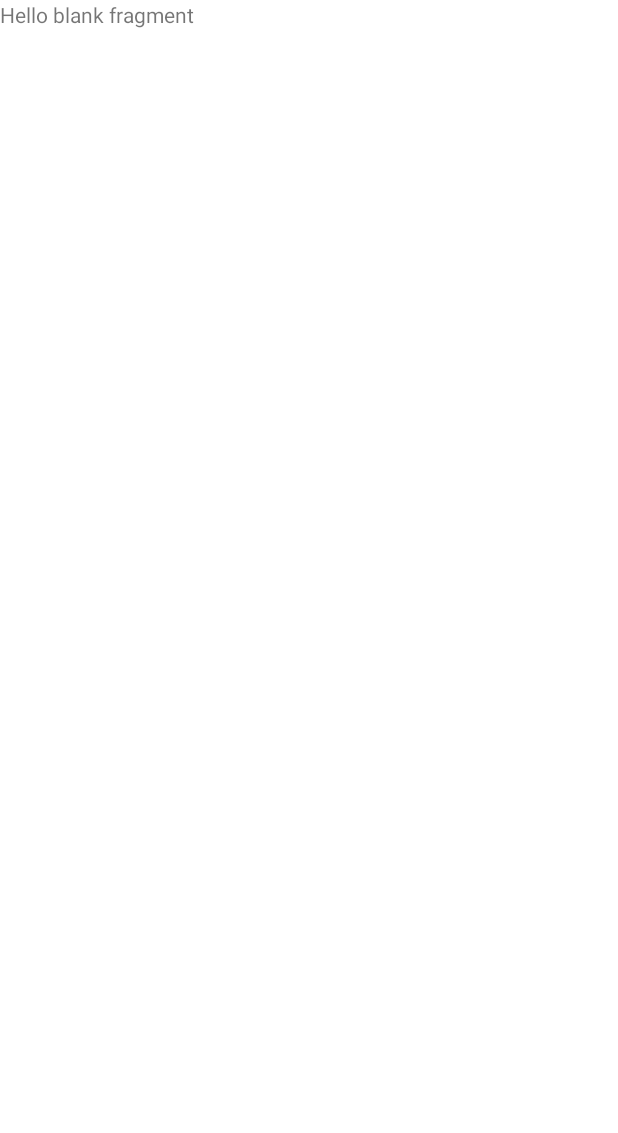
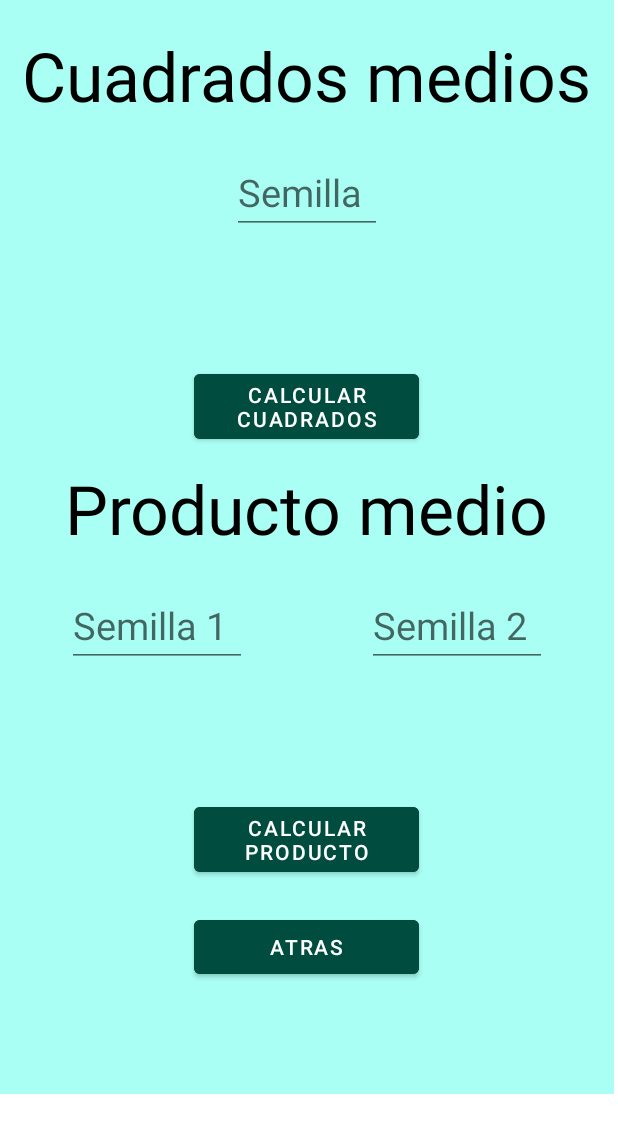
Before and after one commit to DiegoPMtz/Simulacion_PIntegrador, an Android app: the fragment_cuadrados screen opened through its navigation route, on a phone screen of 412 x 824 dp. Before the commit the part shown is almost empty. Shown: the top 1133 px of the screen. Run offline under Robolectric (Android 15) with nearby library versions, the phone set to English and light mode, and no system bars.

Commit message:
cuadrados medios listo

```diff
--- a/app/src/main/java/com/example/simulacion/fragment_Inicio.java
+++ b/app/src/main/java/com/example/simulacion/fragment_Inicio.java
@@ -46,5 +46,12 @@ public class fragment_Inicio extends Fragment {
                 navController.navigate(R.id.fragment_montecarlo);
             }
         });
+
+        btn_cuadrados.setOnClickListener(new View.OnClickListener() {
+            @Override
+            public void onClick(View v) {
+                navController.navigate(R.id.fragment_cuadrados);
+            }
+        });
     }
 }
--- a/app/src/main/java/com/example/simulacion/fragment_cuadrados.java
+++ b/app/src/main/java/com/example/simulacion/fragment_cuadrados.java
@@ -5,14 +5,24 @@ import android.os.Bundle;
 import androidx.annotation.NonNull;
 import androidx.annotation.Nullable;
 import androidx.fragment.app.Fragment;
+import androidx.navigation.NavController;
+import androidx.navigation.Navigation;
 
 import android.view.LayoutInflater;
 import android.view.View;
 import android.view.ViewGroup;
+import android.widget.Button;
+import android.widget.EditText;
+import android.widget.TextView;
 
 import org.jetbrains.annotations.NotNull;
 
 public class fragment_cuadrados extends Fragment {
+
+
+    Button btn_cuadrados,btn_productos,btn_atras;
+    EditText et_semilla1,et_semilla11,et_semilla12;
+    TextView txt_cuadrados,txt_productos;
 
 
     public fragment_cuadrados() {
@@ -29,5 +39,45 @@ public class fragment_cuadrados extends Fragment {
     @Override
     public void onViewCreated(@NonNull @NotNull View view, @Nullable @org.jetbrains.annotations.Nullable Bundle savedInstanceState) {
         super.onViewCreated(view, savedInstanceState);
+        final NavController navController = Navigation.findNavController(view);
+        btn_atras = view.findViewById(R.id.btn_atras);
+        btn_cuadrados = view.findViewById(R.id.btn_cuadrados);
+        btn_productos = view.findViewById(R.id.btn_producto);
+        et_semilla1 = view.findViewById(R.id.cuadrados_semilla);
+        et_semilla11 = view.findViewById(R.id.productos_semilla1);
+        et_semilla12 = view.findViewById(R.id.productos_semilla2);
+        txt_cuadrados = view.findViewById(R.id.cuadrados_resultado);
+        txt_productos = view.findViewById(R.id.productos_resultados);
+
+
+
+        btn_cuadrados.setOnClickListener(new View.OnClickListener() {
+            @Override
+            public void onClick(View v) {
+                int semilla = Integer.parseInt(et_semilla1.getText().toString());
+
+                cuadrados cuadrados = new cuadrados(semilla);
+                txt_cuadrados.setText(String.valueOf(cuadrados.cuadrados()));
+            }
+        });
+
+        btn_productos.setOnClickListener(new View.OnClickListener() {
+            @Override
+            public void onClick(View v) {
+                int semilla1 = Integer.parseInt(et_semilla11.getText().toString());
+                int semilla2 = Integer.parseInt(et_semilla12.getText().toString());
+
+                cuadrados cuadrados = new cuadrados(semilla1,semilla2);
+
+                txt_productos.setText(String.valueOf(cuadrados.punto()));
+            }
+        });
+
+        btn_atras.setOnClickListener(new View.OnClickListener() {
+            @Override
+            public void onClick(View v) {
+                navController.navigate(R.id.fragment_Inicio);
+            }
+        });
     }
 }
--- a/app/src/main/res/layout/fragment_cuadrados.xml
+++ b/app/src/main/res/layout/fragment_cuadrados.xml
@@ -1,14 +1,121 @@
 <?xml version="1.0" encoding="utf-8"?>
-<FrameLayout xmlns:android="http://schemas.android.com/apk/res/android"
+<LinearLayout xmlns:android="http://schemas.android.com/apk/res/android"
     xmlns:tools="http://schemas.android.com/tools"
     android:layout_width="match_parent"
     android:layout_height="match_parent"
+    android:orientation="vertical"
+    android:background="#AAFFF4"
     tools:context=".fragment_cuadrados">
 
-    <!-- TODO: Update blank fragment layout -->
     <TextView
-        android:layout_width="match_parent"
-        android:layout_height="match_parent"
-        android:text="@string/hello_blank_fragment" />
+        android:layout_width="wrap_content"
+        android:layout_height="wrap_content"
+        android:layout_marginTop="20dp"
+        android:text="Cuadrados medios"
+        android:textSize="45sp"
+        android:textColor="@color/black"
+        android:layout_gravity="center"/>
 
-</FrameLayout>
+    <EditText
+        android:id="@+id/cuadrados_semilla"
+        android:layout_width="100dp"
+        android:layout_height="wrap_content"
+        android:layout_marginTop="20dp"
+        android:layout_gravity="center"
+        android:hint="Semilla"
+        android:inputType="numberSigned"
+        android:textColor="@color/black"
+        android:textSize="25sp"/>
+
+    <TextView
+        android:id="@+id/cuadrados_resultado"
+        android:layout_width="wrap_content"
+        android:layout_height="wrap_content"
+        android:layout_marginTop="20dp"
+        android:layout_gravity="center"
+        android:text=""
+        android:textSize="50sp"
+        android:textColor="#004d40"
+        />
+
+
+    <Button
+        android:id="@+id/btn_cuadrados"
+        android:layout_width="150dp"
+        android:layout_height="wrap_content"
+        android:layout_gravity="center"
+        android:text="Calcular cuadrados"
+        android:backgroundTint="#004d40"/>
+
+
+
+    <TextView
+        android:layout_width="wrap_content"
+        android:layout_height="wrap_content"
+        android:layout_marginTop="10dp"
+        android:text="Producto medio"
+        android:textSize="45sp"
+        android:textColor="@color/black"
+        android:layout_gravity="center"/>
+
+
+    <LinearLayout
+        android:layout_width="wrap_content"
+        android:layout_height="wrap_content"
+        android:layout_marginTop="20dp"
+        android:layout_gravity="center"
+        >
+        <EditText
+            android:id="@+id/productos_semilla1"
+            android:layout_width="120dp"
+            android:layout_height="wrap_content"
+            android:layout_marginHorizontal="40dp"
+            android:hint="Semilla 1"
+            android:inputType="numberSigned"
+            android:textColor="@color/black"
+            android:textSize="25sp"/>
+
+
+        <EditText
+            android:id="@+id/productos_semilla2"
+            android:layout_width="120dp"
+            android:layout_height="wrap_content"
+            android:layout_marginHorizontal="40dp"
+            android:hint="Semilla 2"
+            android:inputType="numberSigned"
+            android:textColor="@color/black"
+            android:textSize="25sp"/>
+
+    </LinearLayout>
+
+    <TextView
+        android:id="@+id/productos_resultados"
+        android:layout_width="wrap_content"
+        android:layout_height="wrap_content"
+        android:layout_marginTop="20dp"
+        android:layout_gravity="center"
+        android:text=""
+        android:textSize="50sp"
+        android:textColor="#004d40"
+        />
+
+
+    <Button
+        android:id="@+id/btn_producto"
+        android:layout_width="150dp"
+        android:layout_height="wrap_content"
+        android:layout_gravity="center"
+        android:text="Calcular producto"
+        android:backgroundTint="#004d40"/>
+
+    <Button
+        android:id="@+id/btn_atras"
+        android:layout_width="150dp"
+        android:layout_height="wrap_content"
+        android:layout_marginTop="20dp"
+        android:layout_gravity="center"
+        android:text="Atras"
+        android:backgroundTint="#004d40"/>
+
+
+</LinearLayout>
```
Also changed, not shown: app/src/main/java/com/example/simulacion/cuadrados.java (added, +52 -0 lines), app/src/main/res/layout/fragment_montecarlo.xml (+4 -4 lines).
